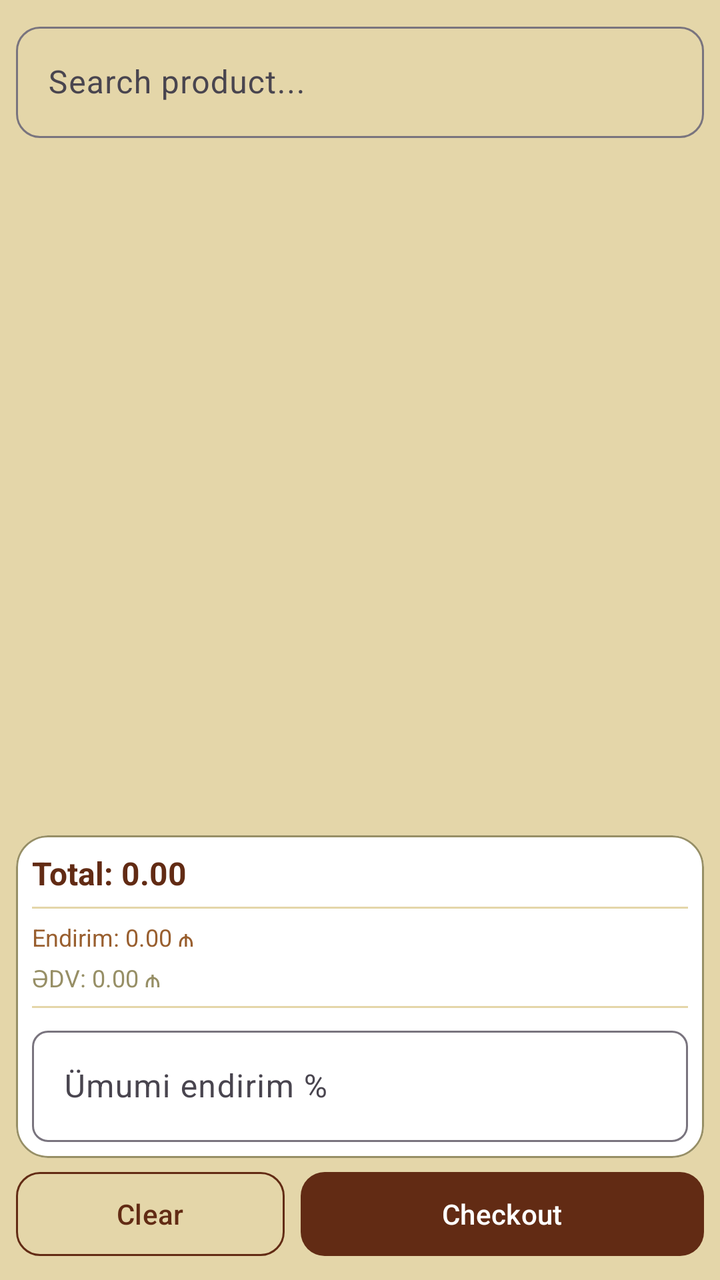
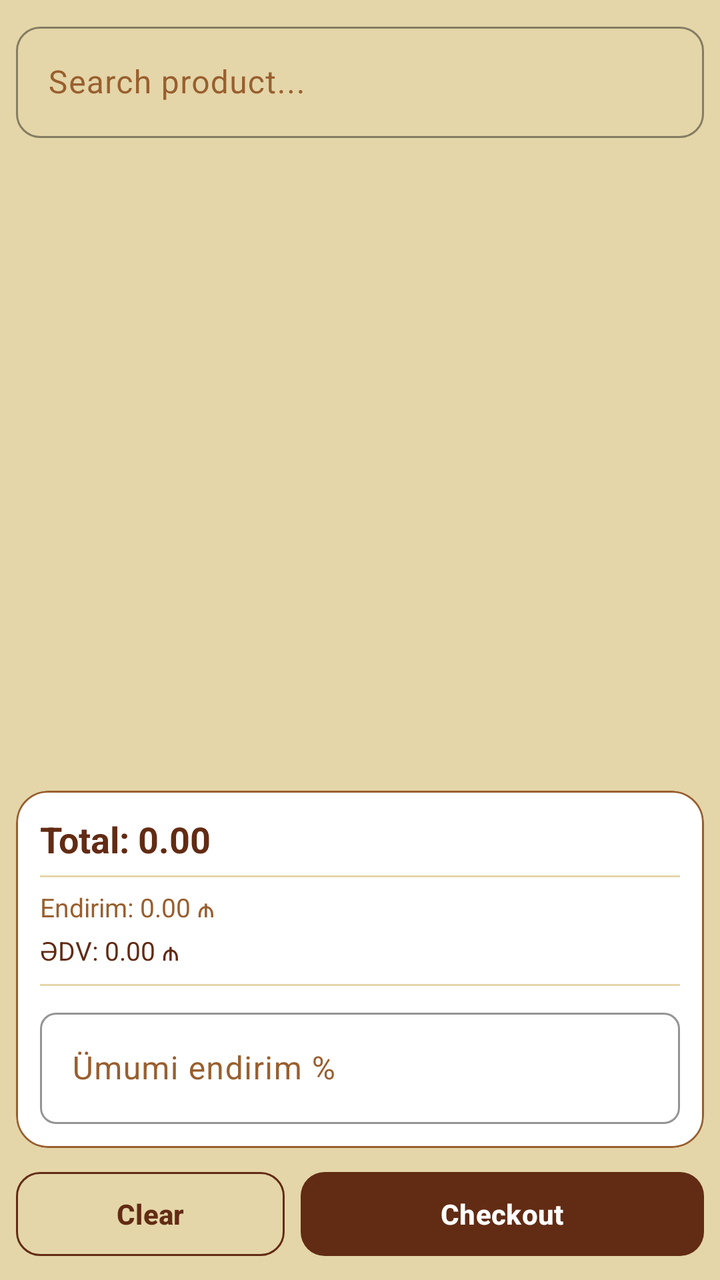

The first picture is an Android layout as it rendered before a commit; the second is the same layout after the commit. The layout source and the unified diff follow.
<!-- AndroidManifest.xml: application theme Theme.MyShopApp -->
<!-- res/layout/fragment_sale.xml -->
<?xml version="1.0" encoding="utf-8"?>
<LinearLayout xmlns:android="http://schemas.android.com/apk/res/android"
    xmlns:app="http://schemas.android.com/apk/res-auto"
    android:layout_width="match_parent"
    android:layout_height="match_parent"
    android:background="@color/md_background"
    android:orientation="vertical"
    android:padding="8dp">

    <com.google.android.material.textfield.TextInputLayout
        style="@style/Widget.Material3.TextInputLayout.OutlinedBox"
        android:layout_width="match_parent"
        android:layout_height="wrap_content"
        app:boxCornerRadiusBottomEnd="12dp"
        app:boxCornerRadiusBottomStart="12dp"
        app:boxCornerRadiusTopEnd="12dp"
        app:boxCornerRadiusTopStart="12dp">

        <com.google.android.material.textfield.TextInputEditText
            android:id="@+id/etSearch"
            android:layout_width="match_parent"
            android:layout_height="wrap_content"
            android:hint="Search product..." />
    </com.google.android.material.textfield.TextInputLayout>

    <androidx.recyclerview.widget.RecyclerView
        android:id="@+id/recyclerView"
        android:layout_width="match_parent"
        android:layout_height="0dp"
        android:layout_weight="1"
        android:paddingTop="8dp" />

    <com.google.android.material.card.MaterialCardView
        android:layout_width="match_parent"
        android:layout_height="wrap_content"
        android:layout_marginTop="5dp"
        app:cardBackgroundColor="@color/md_surface"
        app:cardCornerRadius="16dp"
        app:strokeColor="@color/md_tertiary"
        app:strokeWidth="1dp">

        <LinearLayout
            android:layout_width="match_parent"
            android:layout_height="wrap_content"
            android:orientation="vertical"
            android:padding="8dp">

            <TextView
                android:id="@+id/tvTotal"
                android:layout_width="match_parent"
                android:layout_height="wrap_content"
                android:text="Total: 0.00"
                android:textColor="@color/md_primary"
                android:textSize="16sp"
                android:textStyle="bold" />

            <View
                android:layout_width="match_parent"
                android:layout_height="1dp"
                android:layout_marginVertical="6dp"
                android:background="@color/md_background" />

            <TextView
                android:id="@+id/tvDiscount"
                android:layout_width="match_parent"
                android:layout_height="wrap_content"
                android:text="Endirim: 0.00 ₼"
                android:textColor="@color/md_secondary"
                android:textSize="12sp" />

            <TextView
                android:id="@+id/tvVat"
                android:layout_width="match_parent"
                android:layout_height="wrap_content"
                android:layout_marginTop="4dp"
                android:text="ƏDV: 0.00 ₼"
                android:textColor="@color/md_tertiary"
                android:textSize="12sp" />

            <View
                android:layout_width="match_parent"
                android:layout_height="1dp"
                android:layout_marginVertical="6dp"
                android:background="@color/md_background" />

            <com.google.android.material.textfield.TextInputLayout
                style="@style/Widget.Material3.TextInputLayout.OutlinedBox"
                android:layout_width="match_parent"
                android:layout_height="wrap_content"
                android:hint="Ümumi endirim %"
                app:boxCornerRadiusBottomEnd="8dp"
                app:boxCornerRadiusBottomStart="8dp"
                app:boxCornerRadiusTopEnd="8dp"
                app:boxCornerRadiusTopStart="8dp"
                app:suffixText="%">

                <com.google.android.material.textfield.TextInputEditText
                    android:id="@+id/etCartDiscount"
                    android:layout_width="match_parent"
                    android:layout_height="wrap_content"
                    android:inputType="numberDecimal"
                    android:maxLines="1" />
            </com.google.android.material.textfield.TextInputLayout>

            <TextView
                android:id="@+id/tvCartDiscountAmount"
                android:layout_width="match_parent"
                android:layout_height="wrap_content"
                android:layout_marginTop="4dp"
                android:text=""
                android:textColor="@color/md_secondary"
                android:textSize="12sp"
                android:visibility="gone" />

        </LinearLayout>
    </com.google.android.material.card.MaterialCardView>

    <LinearLayout
        android:layout_width="match_parent"
        android:layout_height="wrap_content"
        android:layout_marginTop="3dp"
        android:orientation="horizontal">

        <com.google.android.material.button.MaterialButton
            android:id="@+id/btnClear"
            style="@style/Widget.Material3.Button.OutlinedButton"
            android:layout_width="0dp"
            android:layout_height="50dp"
            android:layout_marginEnd="8dp"
            android:layout_weight="1"
            android:text="Clear"
            android:textColor="@color/md_primary"
            app:cornerRadius="12dp"
            app:strokeColor="@color/md_primary" />

        <com.google.android.material.button.MaterialButton
            android:id="@+id/btnCheckout"
            android:layout_width="0dp"
            android:layout_height="50dp"
            android:layout_weight="1.5"
            android:text="Checkout"
            app:backgroundTint="@color/md_primary"
            app:cornerRadius="12dp" />

    </LinearLayout>

</LinearLayout>
<!-- resources referenced by this layout -->
<resources>
  <color name="md_background">#E4D6A9</color>
  <color name="md_primary">#622B14</color>
  <color name="md_secondary">#995F2F</color>
  <color name="md_surface">#FFFFFF</color>
  <color name="md_tertiary">#978F66</color>
  <style name="Theme.MyShopApp" parent="Base.Theme.MyShopApp" />
  <style name="Base.Theme.MyShopApp" parent="Theme.Material3.DayNight.NoActionBar">
          
          
      </style>
</resources>

<!-- the commit's change to res/layout/fragment_sale.xml (unified diff, before → after) -->
@@ -11,6 +11,9 @@
         style="@style/Widget.Material3.TextInputLayout.OutlinedBox"
         android:layout_width="match_parent"
         android:layout_height="wrap_content"
+        android:textColorHint="@color/md_secondary"
+        app:hintTextColor="@color/md_primary"
+        app:boxStrokeColor="@color/md_primary"
         app:boxCornerRadiusBottomEnd="12dp"
         app:boxCornerRadiusBottomStart="12dp"
         app:boxCornerRadiusTopEnd="12dp"
@@ -20,7 +23,8 @@
             android:id="@+id/etSearch"
             android:layout_width="match_parent"
             android:layout_height="wrap_content"
-            android:hint="Search product..." />
+            android:hint="Search product..."
+            android:textColor="@color/md_on_surface" />
     </com.google.android.material.textfield.TextInputLayout>
 
     <androidx.recyclerview.widget.RecyclerView
@@ -36,23 +40,19 @@
         android:layout_marginTop="5dp"
         app:cardBackgroundColor="@color/md_surface"
         app:cardCornerRadius="16dp"
-        app:strokeColor="@color/md_tertiary"
-        app:strokeWidth="1dp">
+        app:strokeColor="@color/md_secondary" app:strokeWidth="1dp">
 
         <LinearLayout
             android:layout_width="match_parent"
             android:layout_height="wrap_content"
             android:orientation="vertical"
-            android:padding="8dp">
-
-            <TextView
-                android:id="@+id/tvTotal"
-                android:layout_width="match_parent"
-                android:layout_height="wrap_content"
-                android:text="Total: 0.00"
-                android:textColor="@color/md_primary"
-                android:textSize="16sp"
-                android:textStyle="bold" />
+            android:padding="12dp"> <TextView
+            android:id="@+id/tvTotal"
+            android:layout_width="match_parent"
+            android:layout_height="wrap_content"
+            android:text="Total: 0.00"
+            android:textColor="@color/md_primary"
+            android:textSize="18sp" android:textStyle="bold" />
 
             <View
                 android:layout_width="match_parent"
@@ -66,7 +66,7 @@
                 android:layout_height="wrap_content"
                 android:text="Endirim: 0.00 ₼"
                 android:textColor="@color/md_secondary"
-                android:textSize="12sp" />
+                android:textSize="13sp" />
 
             <TextView
                 android:id="@+id/tvVat"
@@ -74,13 +74,12 @@
                 android:layout_height="wrap_content"
                 android:layout_marginTop="4dp"
                 android:text="ƏDV: 0.00 ₼"
-                android:textColor="@color/md_tertiary"
-                android:textSize="12sp" />
+                android:textColor="@color/md_on_surface" android:textSize="13sp" />
 
             <View
                 android:layout_width="match_parent"
                 android:layout_height="1dp"
-                android:layout_marginVertical="6dp"
+                android:layout_marginVertical="8dp"
                 android:background="@color/md_background" />
 
             <com.google.android.material.textfield.TextInputLayout
@@ -88,7 +87,10 @@
                 android:layout_width="match_parent"
                 android:layout_height="wrap_content"
                 android:hint="Ümumi endirim %"
-                app:boxCornerRadiusBottomEnd="8dp"
+                android:textColorHint="@color/md_secondary"
+                app:hintTextColor="@color/md_primary"
+                app:boxStrokeColor="@color/md_primary"
+                app:suffixTextColor="@color/md_primary" app:boxCornerRadiusBottomEnd="8dp"
                 app:boxCornerRadiusBottomStart="8dp"
                 app:boxCornerRadiusTopEnd="8dp"
                 app:boxCornerRadiusTopStart="8dp"
@@ -98,6 +100,7 @@
                     android:id="@+id/etCartDiscount"
                     android:layout_width="match_parent"
                     android:layout_height="wrap_content"
+                    android:textColor="@color/md_on_surface"
                     android:inputType="numberDecimal"
                     android:maxLines="1" />
             </com.google.android.material.textfield.TextInputLayout>
@@ -118,7 +121,7 @@
     <LinearLayout
         android:layout_width="match_parent"
         android:layout_height="wrap_content"
-        android:layout_marginTop="3dp"
+        android:layout_marginTop="8dp"
         android:orientation="horizontal">
 
         <com.google.android.material.button.MaterialButton
@@ -130,6 +133,7 @@
             android:layout_weight="1"
             android:text="Clear"
             android:textColor="@color/md_primary"
+            android:textStyle="bold"
             app:cornerRadius="12dp"
             app:strokeColor="@color/md_primary" />
 
@@ -139,6 +143,7 @@
             android:layout_height="50dp"
             android:layout_weight="1.5"
             android:text="Checkout"
+            android:textColor="@color/md_on_primary" android:textStyle="bold"
             app:backgroundTint="@color/md_primary"
             app:cornerRadius="12dp" />
 
<!-- resource entries referenced after the edit -->
@@ -1,10 +1,11 @@
 <!-- resources referenced by this layout -->
 <resources>
   <color name="md_background">#E4D6A9</color>
+  <color name="md_on_primary">#FFFFFF</color>
+  <color name="md_on_surface">#622B14</color>
   <color name="md_primary">#622B14</color>
   <color name="md_secondary">#995F2F</color>
   <color name="md_surface">#FFFFFF</color>
-  <color name="md_tertiary">#978F66</color>
   <style name="Theme.MyShopApp" parent="Base.Theme.MyShopApp" />
   <style name="Base.Theme.MyShopApp" parent="Theme.Material3.DayNight.NoActionBar">
           
